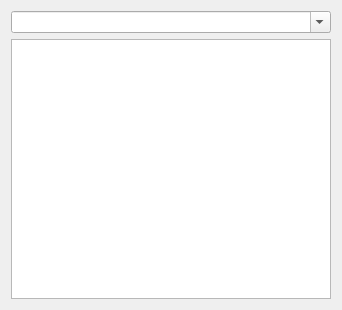
Before: the Qt Designer form libqcups/SelectMakeModel.ui in KDE/print-manager, drawn with Qt 5.
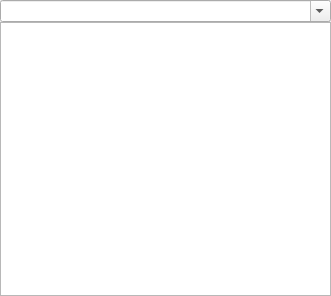
After: the same form once the commit is applied. Custom widgets are drawn as their Qt base class.

Diff of the .ui file:
```diff
--- a/libqcups/SelectMakeModel.ui
+++ b/libqcups/SelectMakeModel.ui
@@ -14,6 +14,12 @@
    <string>Select a Driver</string>
   </property>
   <layout class="QGridLayout" name="gridLayout">
+   <property name="verticalSpacing">
+    <number>0</number>
+   </property>
+   <property name="margin">
+    <number>0</number>
+   </property>
    <item row="0" column="0">
     <widget class="KComboBox" name="makeFilterKCB">
      <property name="sizePolicy">
@@ -38,17 +44,8 @@
    </item>
    <item row="1" column="0">
     <widget class="QListView" name="ppdsLV">
-     <property name="sizePolicy">
-      <sizepolicy hsizetype="MinimumExpanding" vsizetype="MinimumExpanding">
-       <horstretch>0</horstretch>
-       <verstretch>0</verstretch>
-      </sizepolicy>
-     </property>
-     <property name="minimumSize">
-      <size>
-       <width>320</width>
-       <height>260</height>
-      </size>
+     <property name="editTriggers">
+      <set>QAbstractItemView::NoEditTriggers</set>
      </property>
     </widget>
    </item>
```
